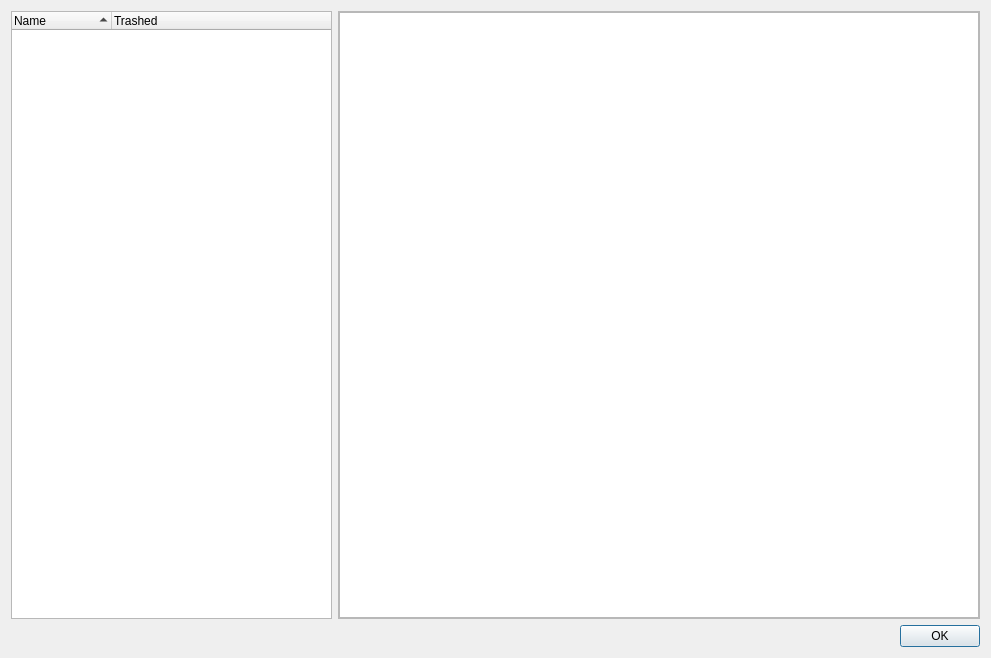
pbek/QOwnNotes, file src/dialogs/localtrashdialog.ui: the form before one commit.
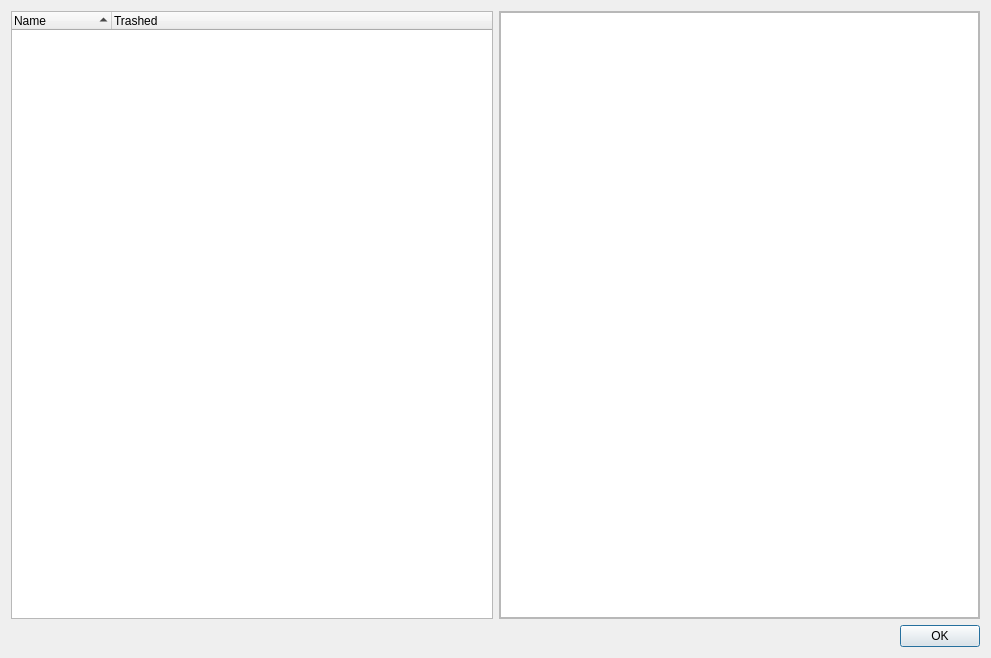
The form after the commit. Icons and pictures are not drawn. Custom widgets are drawn as their Qt base class.

Commit message: corrected default stretch

Diff of the .ui file:
```diff
--- a/src/dialogs/localtrashdialog.ui
+++ b/src/dialogs/localtrashdialog.ui
@@ -53,7 +53,7 @@
       <widget class="QFrame" name="noteBrowserFrame">
        <property name="sizePolicy">
         <sizepolicy hsizetype="Preferred" vsizetype="Preferred">
-         <horstretch>2</horstretch>
+         <horstretch>1</horstretch>
          <verstretch>0</verstretch>
         </sizepolicy>
        </property>
```
